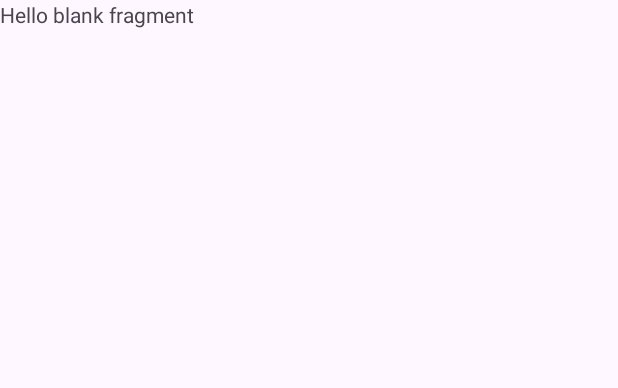
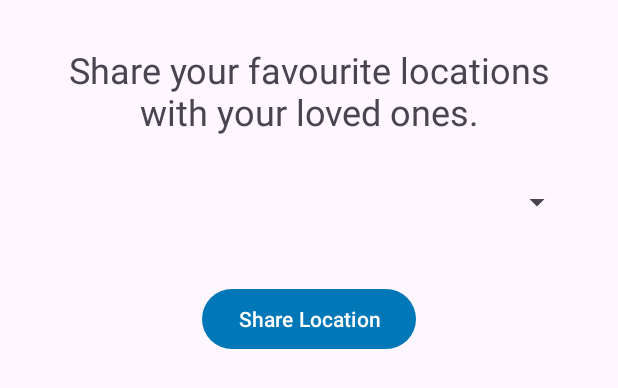
Before and after one commit to tanle-dev/Android_Project_2, an Android app: the layout fragment_share.xml on its own in the app's theme, with its tools: preview values and no code run, on a phone screen of 412 x 824 dp. Shown: the top 388 px of the screen. Run offline under Robolectric (Android 15) with nearby library versions, the phone set to English and light mode, and no system bars.

Commit message:
ShareFragment functionality added

```diff
--- a/app/src/main/res/layout/fragment_share.xml
+++ b/app/src/main/res/layout/fragment_share.xml
@@ -1,14 +1,34 @@
 <?xml version="1.0" encoding="utf-8"?>
-<FrameLayout xmlns:android="http://schemas.android.com/apk/res/android"
+<LinearLayout xmlns:android="http://schemas.android.com/apk/res/android"
     xmlns:tools="http://schemas.android.com/tools"
     android:layout_width="match_parent"
     android:layout_height="match_parent"
+    android:gravity="center_horizontal"
+    android:orientation="vertical"
+    android:padding="20dp"
     tools:context=".ShareFragment">
 
     <!-- TODO: Update blank fragment layout -->
     <TextView
+        android:id="@+id/share_title"
         android:layout_width="match_parent"
-        android:layout_height="match_parent"
-        android:text="@string/hello_blank_fragment" />
+        android:layout_height="wrap_content"
+        android:layout_margin="10dp"
+        android:text="@string/share_title_text"
+        android:textAlignment="center"
+        android:textSize="24sp" />
 
-</FrameLayout>
+    <Spinner
+        android:id="@+id/share_dropdown"
+        android:layout_width="match_parent"
+        android:layout_height="48dp"
+        android:layout_margin="10dp" />
+
+    <Button
+        android:id="@+id/share_btn"
+        android:layout_width="wrap_content"
+        android:layout_height="wrap_content"
+        android:layout_margin="20dp"
+        android:text="@string/share_btn_text" />
+
+</LinearLayout>
--- a/app/src/main/res/values/strings.xml
+++ b/app/src/main/res/values/strings.xml
@@ -11,4 +11,6 @@
     <string name="cancel">Cancel</string>
     <string name="lat">Latitude:</string>
     <string name="lon">Longitude:</string>
+    <string name="share_title_text">Share your favourite locations with your loved ones.</string>
+    <string name="share_btn_text">Share Location</string>
 </resources>
```
Also changed, not shown: app/src/main/java/ca/tanle/android_project_2/MainActivity.kt (+13 -19 lines), app/src/main/java/ca/tanle/android_project_2/ShareFragment.kt (+54 -39 lines).
